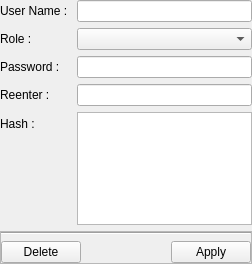
First picture: the form in src/widgets/quauserwidgetedit.ui, repository juangburgos/QUaAccessControl, before the edit.
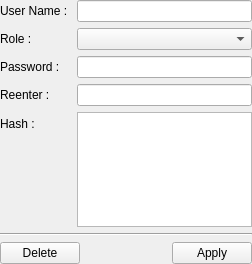
Second picture: the form after the edit. Custom widgets are drawn as their Qt base class.

```diff
--- a/src/widgets/quauserwidgetedit.ui
+++ b/src/widgets/quauserwidgetedit.ui
@@ -73,7 +73,7 @@
    <item row="5" column="0" colspan="2">
     <widget class="QFrame" name="frameEditActions">
      <property name="frameShape">
-      <enum>QFrame::StyledPanel</enum>
+      <enum>QFrame::NoFrame</enum>
      </property>
      <property name="frameShadow">
       <enum>QFrame::Raised</enum>
```
